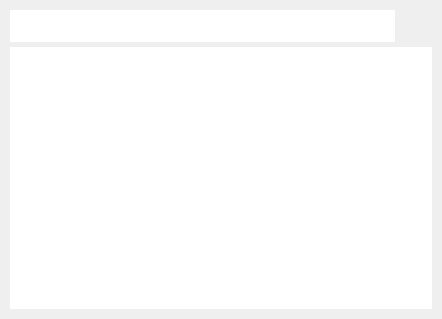
xmichelo/Beeftext, file Beeftext/Combo/ComboPickerWindow.ui: the form before one commit.
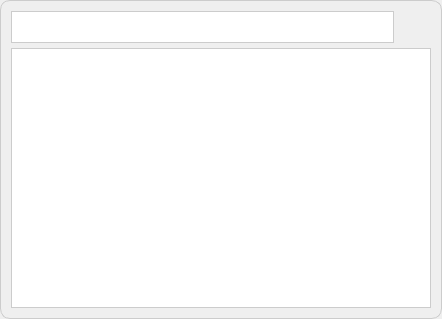
The form after the commit. Icons and pictures are not drawn.

Commit message: The combo picker is now displayed centered over the foreground window.

What changed in the file:
```diff
--- a/Beeftext/Combo/ComboPickerWindow.ui
+++ b/Beeftext/Combo/ComboPickerWindow.ui
@@ -14,17 +14,15 @@
    <string/>
   </property>
   <property name="styleSheet">
-   <string notr="true">QWidget {
-   font-family: &quot;Segoe UI&quot;;
+   <string notr="true">#frameTopLevel {
+   border: 1px solid #ccc;
+   border-radius: 10px;
 }
 
-#ComboPickerWindow {
-/*   background-color: #4e4d4e; */
-}
 
 #editSearch {
+   border: 1px solid #ccc;
    font-size: 12pt;
-   border: none;
    /*background-color: #363636;
    color: #fff; */
 }
@@ -36,7 +34,7 @@
 #listViewResults
 {
 /*   background-color: #363636; */
-   border: none;
+   border: 1px solid #ccc;
    text: #fff;
 }
 
@@ -51,6 +49,30 @@
   </property>
   <layout class="QVBoxLayout" name="verticalLayout">
    <property name="spacing">
+    <number>0</number>
+   </property>
+   <property name="leftMargin">
+    <number>0</number>
+   </property>
+   <property name="topMargin">
+    <number>0</number>
+   </property>
+   <property name="rightMargin">
+    <number>0</number>
+   </property>
+   <property name="bottomMargin">
+    <number>0</number>
+   </property>
+   <item>
+    <widget class="QFrame" name="frameTopLevel">
+     <property name="frameShape">
+      <enum>QFrame::StyledPanel</enum>
+     </property>
+     <property name="frameShadow">
+      <enum>QFrame::Raised</enum>
+     </property>
+     <layout class="QVBoxLayout" name="verticalLayout_2" stretch="0,1">
+      <property name="spacing">
     <number>5</number>
    </property>
    <property name="leftMargin">
@@ -123,6 +145,9 @@
    </item>
    <item>
     <widget class="QListView" name="listViewResults"/>
+      </item>
+     </layout>
+    </widget>
    </item>
   </layout>
  </widget>
```
Lines whose indentation alone changed are shown as unchanged. The commit also changes 3 other files.
